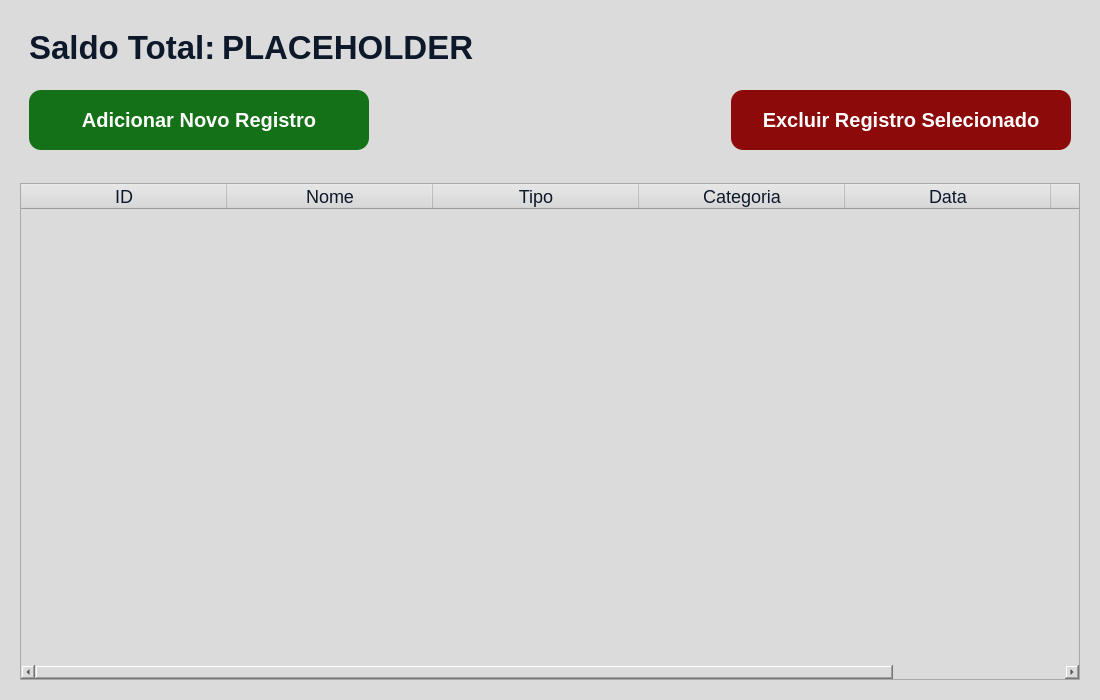
This is ui/BalancoWindow.ui in kawlu/Atlas-Finance as Qt 5 draws it before an edit. The edited form follows.
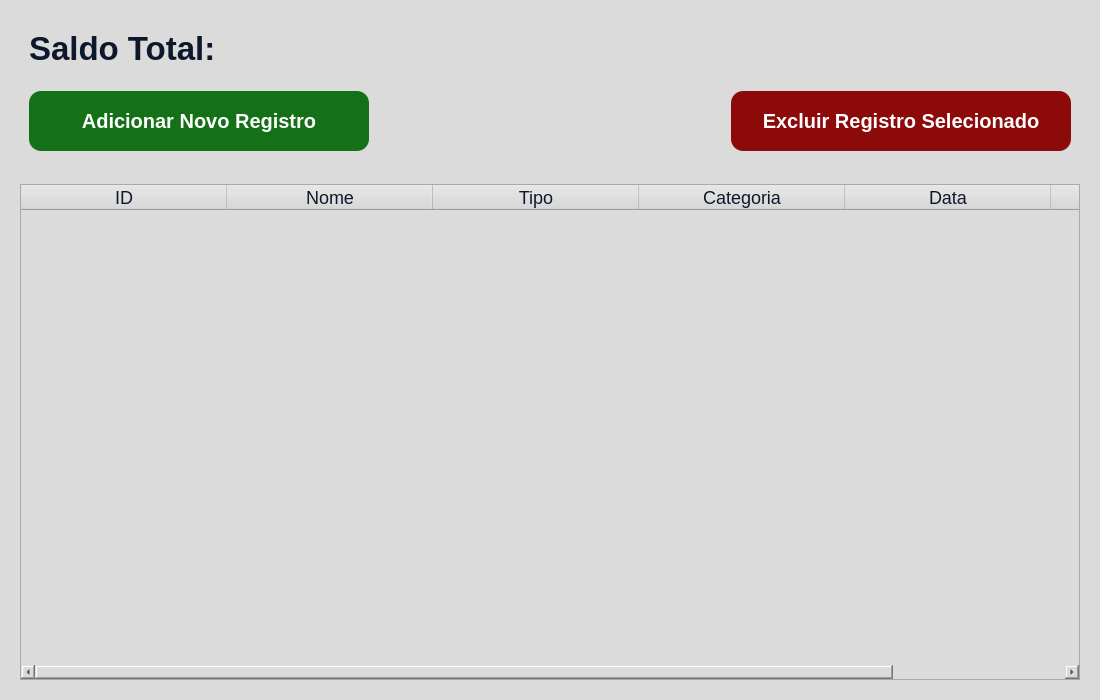
This is the edited form. Icons and pictures are not drawn.

The edit to the form file:
```diff
--- a/ui/BalancoWindow.ui
+++ b/ui/BalancoWindow.ui
@@ -73,7 +73,7 @@
             <string notr="true">color: rgb(13, 25, 43);</string>
            </property>
            <property name="text">
-            <string>PLACEHOLDER</string>
+            <string/>
            </property>
           </widget>
          </item>
```
Left out of the diff: 6 changed lines with no effect on the pictures.
